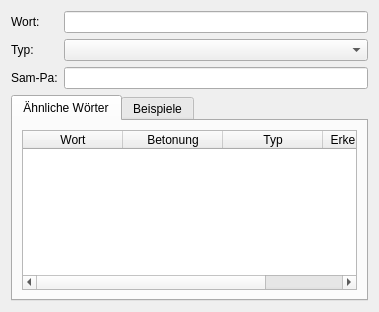
Above: ui/resolvewordpage.ui from KDE/simon before the change. Below: the same form after it.
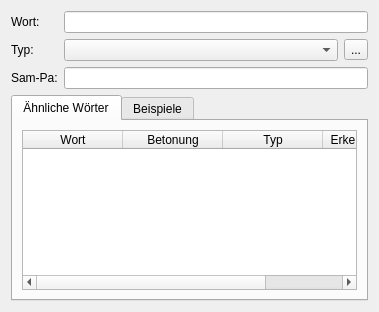
That is the form after the change. Icons and pictures are not drawn.

The edit to the form file:
```diff
--- a/ui/resolvewordpage.ui
+++ b/ui/resolvewordpage.ui
@@ -31,7 +31,21 @@
     </widget>
    </item>
    <item row="1" column="1" >
-    <widget class="QComboBox" name="cbType" />
+    <layout class="QHBoxLayout" >
+     <item>
+      <widget class="QComboBox" name="cbType" />
+     </item>
+     <item>
+      <widget class="QToolButton" name="tbAddTerminal" >
+       <property name="text" >
+        <string>...</string>
+       </property>
+       <property name="icon" >
+        <iconset resource="../action_icons.qrc" >:/images/icons/edit-add.svg</iconset>
+       </property>
+      </widget>
+     </item>
+    </layout>
    </item>
    <item row="2" column="0" >
     <widget class="QLabel" name="lbSampa" >
```
